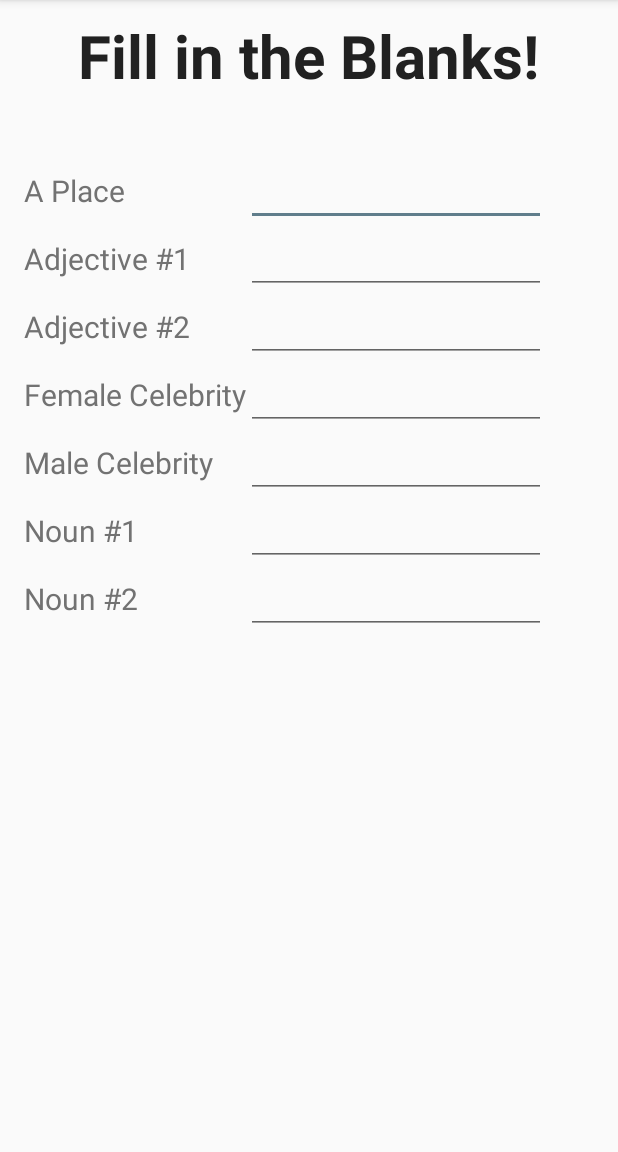
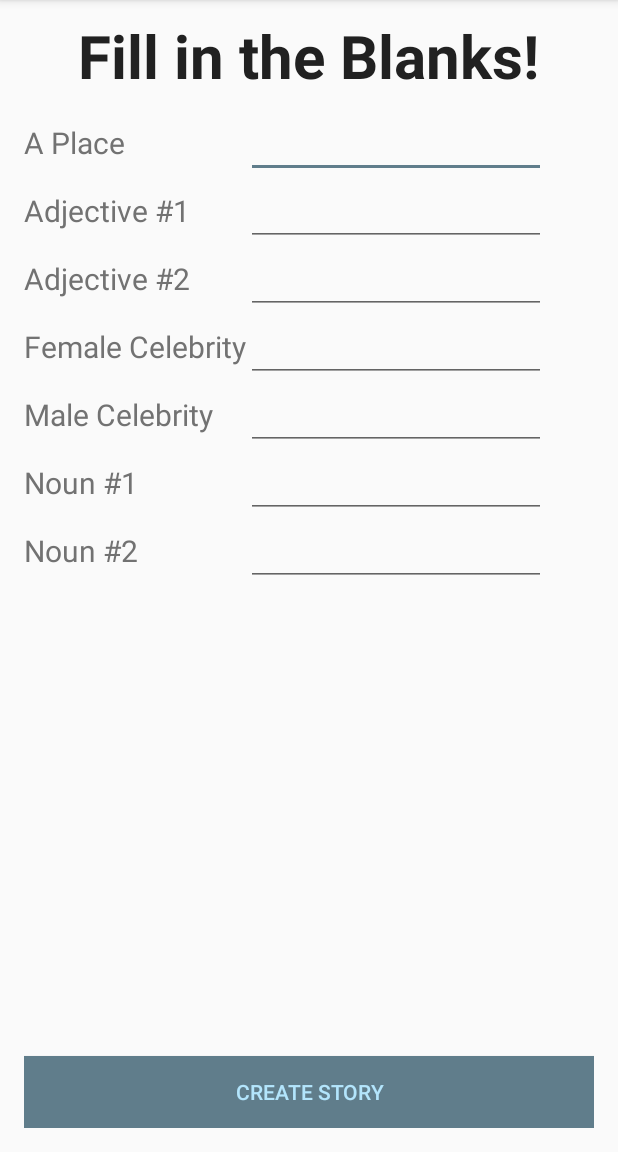
Before and after one commit to arolling/android-mad-libs, an Android app: the screen it shows after launch (MainActivity), on a phone screen of 412 x 824 dp, the part 84-1236 px from its top. Run offline under Robolectric (Android 15) with nearby library versions, the phone set to English and light mode, and no system bars.

Commit message:
Add new story display activity with button

```diff
--- a/app/src/main/AndroidManifest.xml
+++ b/app/src/main/AndroidManifest.xml
@@ -15,6 +15,7 @@
                 <category android:name="android.intent.category.LAUNCHER" />
             </intent-filter>
         </activity>
+        <activity android:name=".StoryActivity"></activity>
     </application>
 
 </manifest>
--- a/app/src/main/java/com/epicodus/madlibs/MainActivity.java
+++ b/app/src/main/java/com/epicodus/madlibs/MainActivity.java
@@ -1,13 +1,27 @@
 package com.epicodus.madlibs;
 
+import android.content.Intent;
 import android.support.v7.app.AppCompatActivity;
 import android.os.Bundle;
+import android.view.View;
+import android.widget.Button;
 
 public class MainActivity extends AppCompatActivity {
+    private Button mBtnCreateStory;
 
     @Override
     protected void onCreate(Bundle savedInstanceState) {
         super.onCreate(savedInstanceState);
         setContentView(R.layout.activity_main);
+
+        mBtnCreateStory = (Button) findViewById(R.id.btnCreateStory);
+
+        mBtnCreateStory.setOnClickListener(new View.OnClickListener() {
+            @Override
+            public void onClick(View v){
+                Intent intent = new Intent(MainActivity.this, StoryActivity.class);
+                startActivity(intent);
+            }
+        });
     }
 }
--- a/app/src/main/res/layout/activity_main.xml
+++ b/app/src/main/res/layout/activity_main.xml
@@ -27,7 +27,8 @@
         android:layout_alignParentLeft="true"
         android:layout_alignParentStart="true"
         android:paddingTop="1dp"
-        android:layout_marginTop="40dp">
+        android:layout_marginTop="8dp"
+        android:layout_marginBottom="50dp">
 
         <TableRow
             android:layout_width="match_parent"
@@ -182,4 +183,15 @@
         </TableRow>
 
     </TableLayout>
+
+    <Button
+        style="?android:attr/buttonStyleSmall"
+        android:layout_width="match_parent"
+        android:layout_height="wrap_content"
+        android:text="Create Story"
+        android:id="@+id/btnCreateStory"
+        android:layout_alignParentBottom="true"
+        android:layout_centerHorizontal="true"
+        android:background="@color/colorAccent"
+        android:textColor="@color/colorPrimaryLight" />
 </RelativeLayout>
--- a/app/src/main/res/values/colors.xml
+++ b/app/src/main/res/values/colors.xml
@@ -2,10 +2,10 @@
 <resources>
     <color name="colorPrimary">#03A9F4</color>
     <color name="colorPrimaryDark">#0288d1</color>
-    <color name="colorAccent">#607D8B</color>
+    <color name="colorAccent">#607d8b</color>
     <color name="colorPrimaryText">#212121</color>
     <color name="colorTextIcons">#FFFFFF</color>
-    <color name="colorPrimaryLight">#B3E5FC</color>
+    <color name="colorPrimaryLight">#b3e5fc</color>
     <color name="colorSecondaryText">#727272</color>
     <color name="colorDivider">#B6B6B6</color>
 </resources>
```
Also changed, not shown: app/src/main/java/com/epicodus/madlibs/StoryActivity.java (added, +13 -0 lines), app/src/main/res/layout/activity_story.xml (added, +12 -0 lines).
